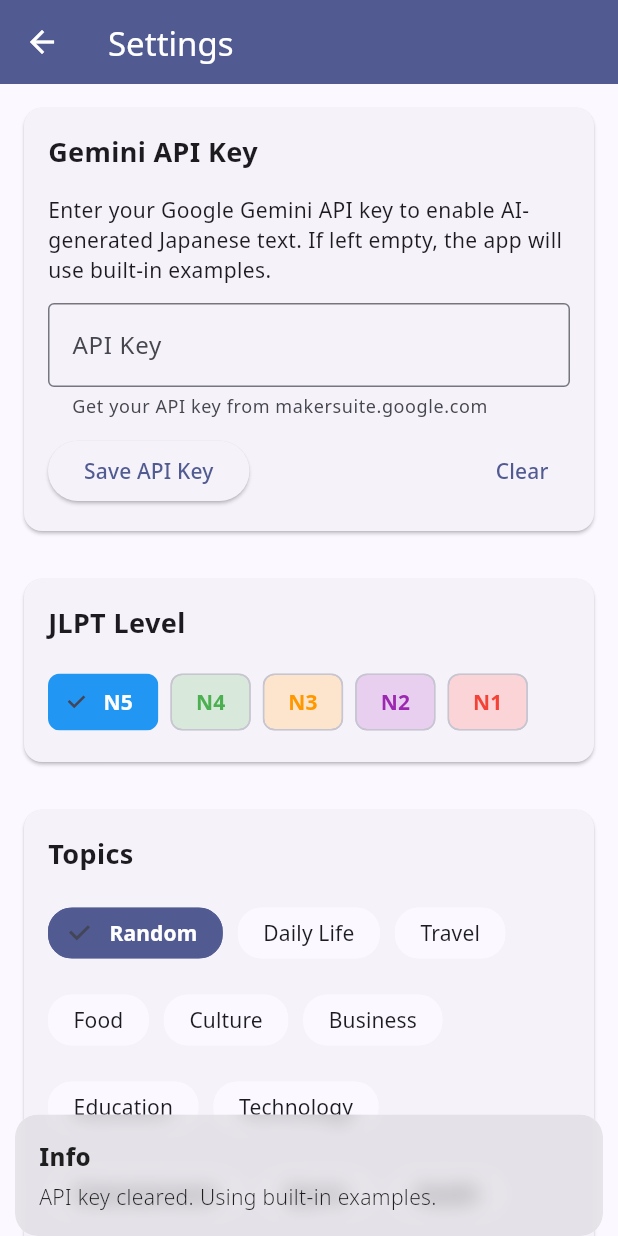
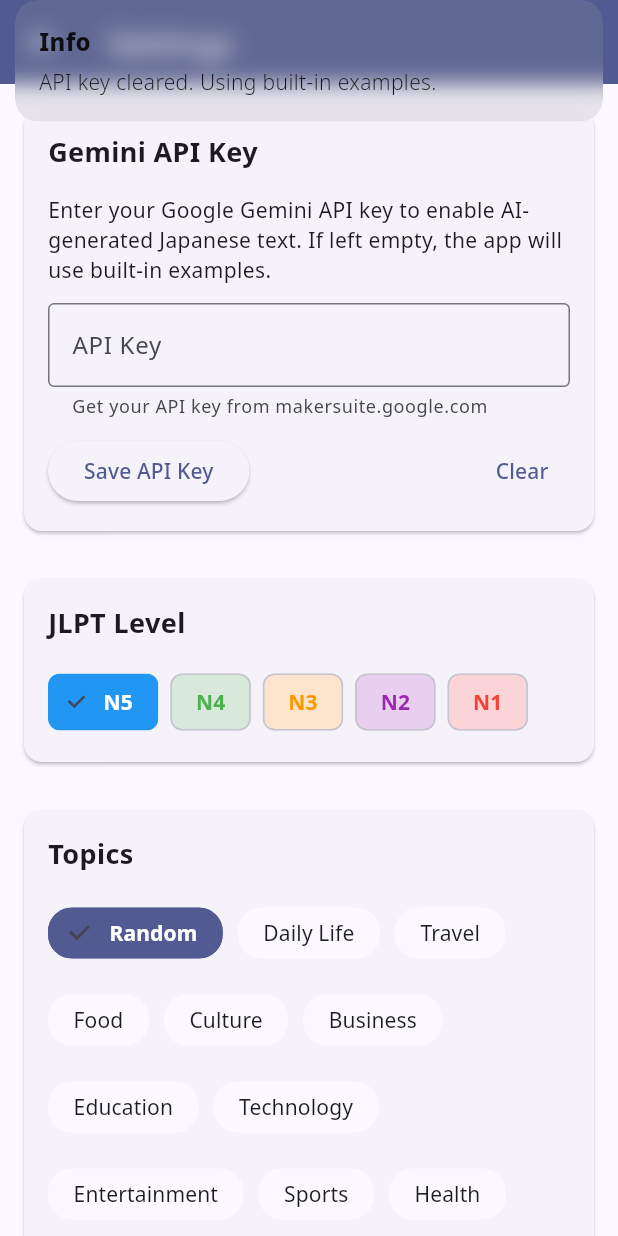
Before and after one commit to lmdah61/Japanese-Quick-Reader, a Flutter app: the SettingsScreen screen opened by its route, after a tap on "Clear", on a phone screen of 412 x 824 dp. Run offline on Flutter 3.47's test engine with Material 3 defaults, Android fonts, the phone set to English and light mode, and no system bars; our stand-ins replace get, get_storage, google_fonts, webview_flutter; accounts and stored records are empty.

Commit message:
refactor: remove premium features and adjust snackbar positions
Removed premium-related functionality including ads and upgrade options to simplify the codebase. Also changed snackbar positions from BOTTOM to TOP for better visibility and consistency across the app.

```diff
--- a/lib/controllers/settings_controller.dart
+++ b/lib/controllers/settings_controller.dart
@@ -10,7 +10,6 @@ const String _jlptLevelKey = 'jlptLevel';
 const String _topicKey = 'topic';
 const String _apiKeyKey = 'apiKey';
 const String _themeKey = 'theme';
-const String _showAdsKey = 'showAds';
 
 // Constants for theme options for clarity and safety
 const String _themeSystem = 'System';
@@ -25,7 +24,6 @@ class SettingsController extends GetxController {
   // Use late final for observables initialized in onInit
   late final RxString selectedJlptLevel;
   late final RxString selectedTopic;
-  late final RxBool showAds;
   late final RxString apiKey;
   late final RxString selectedTheme;
   // Reactive ThemeMode derived from selectedTheme string
@@ -93,7 +91,6 @@ class SettingsController extends GetxController {
     selectedTopic = RxString(_box.read<String>(_topicKey) ?? topics.first);
     apiKey = RxString(_box.read<String>(_apiKeyKey) ?? '');
     selectedTheme = RxString(_box.read<String>(_themeKey) ?? _themeSystem);
-    showAds = RxBool(_box.read<bool>(_showAdsKey) ?? true);
 
     // Initialize AITextService API key if available
     if (apiKey.value.isNotEmpty) {
@@ -106,7 +103,6 @@ class SettingsController extends GetxController {
     _box.write(_jlptLevelKey, selectedJlptLevel.value);
     _box.write(_topicKey, selectedTopic.value);
     _box.write(_themeKey, selectedTheme.value);
-    _box.write(_showAdsKey, showAds.value);
     _box.write(_apiKeyKey, apiKey.value);
     // GetStorage saves automatically, _box.save() is rarely needed.
   }
@@ -150,46 +146,7 @@ class SettingsController extends GetxController {
     }
   }
 
-  void toggleAds(bool value) {
-    showAds.value = value;
-    _saveSettings();
-  }
-
-  Future<void> purchasePremium() async {
-    // Show loading indicator
-    Get.dialog(
-      const Center(child: CircularProgressIndicator()),
-      barrierDismissible: false, // Prevent dismissing by tapping outside
-    );
-
-    try {
-      // Simulate network request or purchase flow
-      await Future.delayed(const Duration(seconds: 1));
-
-      // Update state on success
-      showAds.value = false;
-      _saveSettings();
-
-      Get.back(); // Close the loading dialog
-
-      Get.snackbar(
-        'Success',
-        'Premium upgrade successful! Ads removed.',
-        snackPosition: SnackPosition.BOTTOM,
-        backgroundColor: Colors.green.withOpacity(0.8),
-        colorText: Colors.white,
-      );
-    } catch (e) {
-      Get.back(); // Close the loading dialog on error
-      Get.snackbar(
-        'Error',
-        'Purchase failed. Please try again.',
-        snackPosition: SnackPosition.BOTTOM,
-        backgroundColor: Colors.red.withOpacity(0.8),
-        colorText: Colors.white,
-      );
-    }
-  }
+  // Premium functionality removed
 
   void updateApiKey(String newApiKey) {
     // Trim whitespace
@@ -200,7 +157,7 @@ class SettingsController extends GetxController {
       Get.snackbar(
         'Invalid API Key',
         'The API key appears too short. Please check and try again.',
-        snackPosition: SnackPosition.BOTTOM,
+        snackPosition: SnackPosition.TOP,
         backgroundColor: Colors.orange.withOpacity(0.9),
         colorText: Colors.white,
         duration: const Duration(seconds: 4),
@@ -217,7 +174,7 @@ class SettingsController extends GetxController {
       Get.snackbar(
         'API Key Saved',
         'Your API key has been updated.',
-        snackPosition: SnackPosition.BOTTOM,
+        snackPosition: SnackPosition.TOP,
         backgroundColor: Colors.green.withOpacity(0.8),
         colorText: Colors.white,
         duration: const Duration(seconds: 3),
@@ -226,7 +183,7 @@ class SettingsController extends GetxController {
       Get.snackbar(
         'API Key Cleared',
         'Your API key has been removed.',
-        snackPosition: SnackPosition.BOTTOM,
+        snackPosition: SnackPosition.TOP,
         duration: const Duration(seconds: 3),
       );
     }
--- a/lib/views/settings_screen.dart
+++ b/lib/views/settings_screen.dart
@@ -72,7 +72,7 @@ class SettingsScreen extends StatelessWidget {
                         Get.snackbar(
                           'Info',
                           'API key cleared. Using built-in examples.',
-                          snackPosition: SnackPosition.BOTTOM,
+                          snackPosition: SnackPosition.TOP,
                           duration: const Duration(seconds: 2),
                         );
                       },
@@ -112,43 +112,7 @@ class SettingsScreen extends StatelessWidget {
 
           // Theme Selection section removed
 
-          // Premium Upgrade
-          _buildSection(
-            title: 'Premium',
-            child: Column(
-              crossAxisAlignment: CrossAxisAlignment.start,
-              children: [
-                Obx(
-                  () => SwitchListTile(
-                    title: const Text('Show Advertisements'),
-                    subtitle: const Text(
-                      'Support the app with ads or upgrade to premium',
-                    ),
-                    value: controller.showAds.value,
-                    onChanged: controller.toggleAds,
-                  ),
-                ),
-                const SizedBox(height: 16),
-                Center(
-                  child: ElevatedButton.icon(
-                    icon: const Icon(Icons.star),
-                    label: const Text('Upgrade to Premium'),
-                    style: ElevatedButton.styleFrom(
-                      backgroundColor: Theme.of(context).colorScheme.primary,
-                      foregroundColor: Colors.white,
-                      padding: const EdgeInsets.symmetric(
-                        horizontal: 24,
-                        vertical: 12,
-                      ),
-                    ),
-                    onPressed: () {
-                      controller.purchasePremium();
-                    },
-                  ),
-                ),
-              ],
-            ),
-          ),
+          // Premium section removed
 
           // Apply Settings Button
           Padding(
```
Also changed, not shown: lib/controllers/home_controller.dart (+6 -6 lines).
